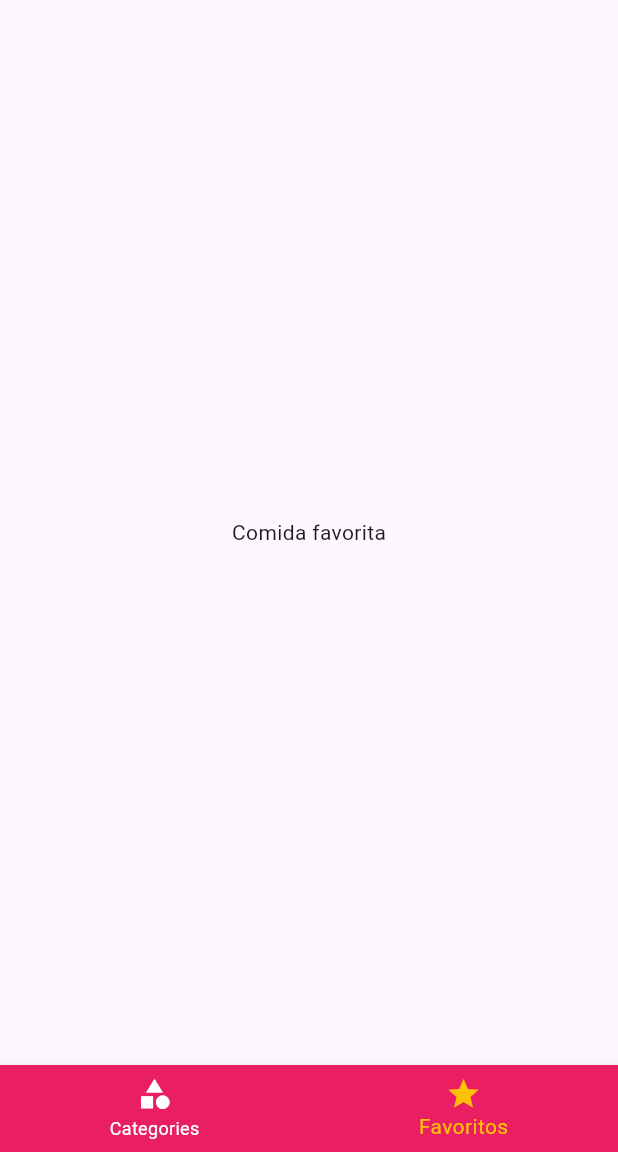
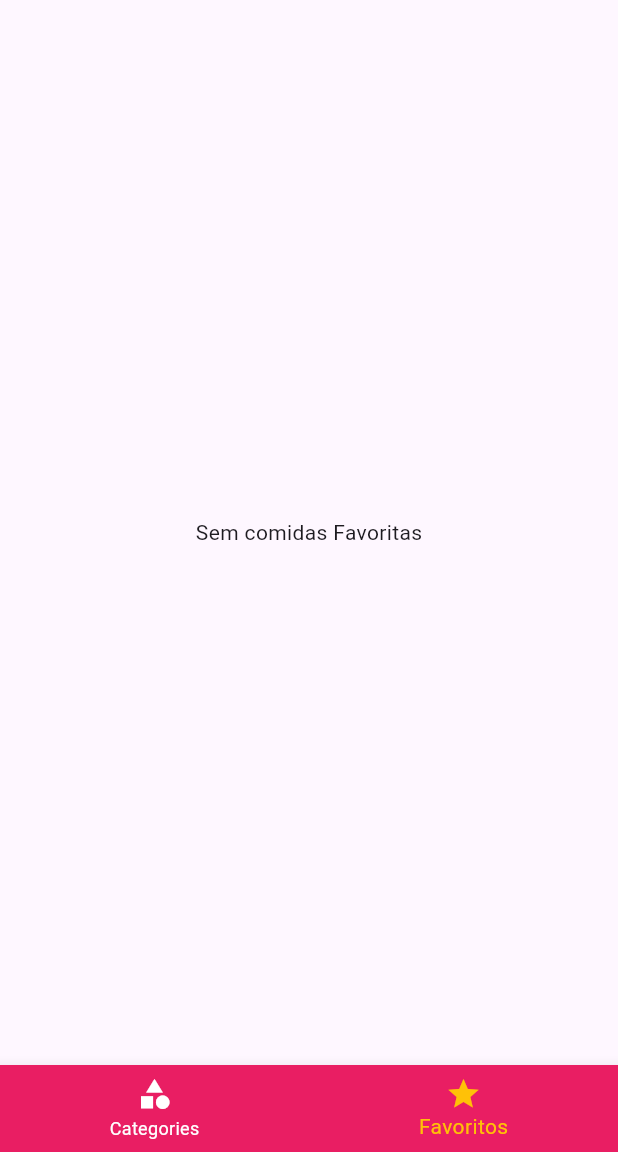
Before and after one commit to Otavio-f7/meals, a Flutter app: the screen it shows after launch, item 2 of the bottom bar chosen, on a phone screen of 412 x 824 dp, the part 84-1236 px from its top. Run offline on Flutter 3.47's test engine with Material 3 defaults, Android fonts, the phone set to English and light mode, and no system bars.

Commit message:
add favoriteMeals

```diff
--- a/lib/main.dart
+++ b/lib/main.dart
@@ -21,6 +21,7 @@ class _MyAppState extends State<MyApp> {
 
   Settings settings = Settings();
   List<Meal> _availableMeals = dummyMeals;
+  final List<Meal> _favoriteMeals = [];
 
   void _filterMeals(Settings settings) {
     setState(() {
@@ -34,6 +35,19 @@ class _MyAppState extends State<MyApp> {
       }).toList();
     });
   }
+
+  void _toggFavorite(Meal meal) {
+    setState(() {
+      _favoriteMeals.contains(meal)
+        ? _favoriteMeals.remove(meal)
+        : _favoriteMeals.add(meal);
+    });
+  }
+
+  bool _isFavorite(Meal meal) {
+    return _favoriteMeals.contains(meal);
+  }
+
   @override
   Widget build(BuildContext context) {
     return MaterialApp(
@@ -57,9 +71,9 @@ class _MyAppState extends State<MyApp> {
         )
       ),
       routes: {
-        AppRoutes.HOME : (ctx) => const TabsScreen(),
+        AppRoutes.HOME : (ctx) => TabsScreen(_favoriteMeals),
         AppRoutes.CATEGORIES_MEALS :(ctx) => CategoriesMealsScreen(_availableMeals),
-        AppRoutes.MEALS_DETAIL :(ctx) => const MealDetailScreen(),
+        AppRoutes.MEALS_DETAIL :(ctx) => MealDetailScreen(_toggFavorite, _isFavorite),
         AppRoutes.SETTINGS:(ctx) => SettingsScreen(_filterMeals, settings),
       },
     );
--- a/lib/screens/favorite_screen.dart
+++ b/lib/screens/favorite_screen.dart
@@ -1,13 +1,29 @@
 
 import 'package:flutter/material.dart';
 
+import '../models/meal.dart';
+
+import '../components/meal_item.dart';
+
 class FavoriteScreen extends StatelessWidget {
-  const FavoriteScreen({super.key});
+
+  final List<Meal> favoriteMeals;
+  const FavoriteScreen(this.favoriteMeals, {super.key});
 
   @override
   Widget build(BuildContext context) {
-    return const Center(
-      child: Text('Comida favorita'),
-    );
+
+    if(favoriteMeals.isEmpty){
+      return const Center(
+        child: Text('Sem comidas Favoritas'),
+      );
+    } else {
+      return ListView.builder(
+        itemCount: favoriteMeals.length,
+        itemBuilder: (ctx, index){
+          return MealItem(favoriteMeals[index]);
+        },
+      );
+    }
   }
 }
--- a/lib/screens/tabs_screen.dart
+++ b/lib/screens/tabs_screen.dart
@@ -4,9 +4,13 @@ import 'package:flutter/material.dart';
 import 'categories_screen.dart';
 import 'favorite_screen.dart';
 import '../components/main_drawer.dart';
+import '../models/meal.dart';
 
 class TabsScreen extends StatefulWidget {
-  const TabsScreen({super.key});
+
+  final List<Meal> favoriteMeals;
+
+  const TabsScreen(this.favoriteMeals, {super.key});
 
   @override
   State<TabsScreen> createState() => _TabsScreenState();
@@ -14,10 +18,16 @@ class TabsScreen extends StatefulWidget {
 
 class _TabsScreenState extends State<TabsScreen> {
   int _selectedScreenIndex = 0;
-  final List<Map<String, Object>> _screens = [
+  late List<Map<String, Object>> _screens;
+
+  @override
+  void initState() {
+    super.initState();
+    _screens = [
    {'title': 'Categorias', 'screen' : const CategoriesScreen()},
-   {'title': 'Favoritos', 'screen' : const FavoriteScreen()},
+   {'title': 'Favoritos', 'screen' : FavoriteScreen(widget.favoriteMeals)},
   ];
+  }
 
   _selectScreen(int index){
     setState(() {
```
Also changed, not shown: lib/screens/meal_detail_screen.dart (+7 -3 lines).
